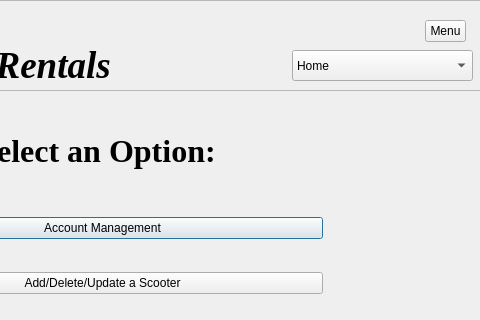
First picture: the form in employee_manager.ui, repository DanielleSamaroo/Group-5-Scooters, before the edit; both pictures show x 288 to 768 and y 0 to 320 of the 768 by 562 pixel window.
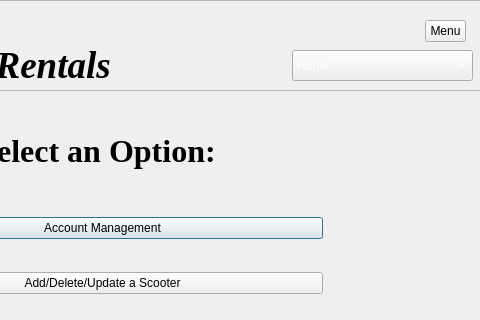
Second picture: the form after the edit. Icons and pictures are not drawn.

What changed in the file:
```diff
--- a/employee_manager.ui
+++ b/employee_manager.ui
@@ -132,6 +132,24 @@
          </color>
         </brush>
        </colorrole>
+       <colorrole role="Text">
+        <brush brushstyle="SolidPattern">
+         <color alpha="255">
+          <red>255</red>
+          <green>255</green>
+          <blue>255</blue>
+         </color>
+        </brush>
+       </colorrole>
+       <colorrole role="ButtonText">
+        <brush brushstyle="SolidPattern">
+         <color alpha="255">
+          <red>255</red>
+          <green>255</green>
+          <blue>255</blue>
+         </color>
+        </brush>
+       </colorrole>
       </active>
       <inactive>
        <colorrole role="WindowText">
@@ -143,6 +161,24 @@
          </color>
         </brush>
        </colorrole>
+       <colorrole role="Text">
+        <brush brushstyle="SolidPattern">
+         <color alpha="255">
+          <red>255</red>
+          <green>255</green>
+          <blue>255</blue>
+         </color>
+        </brush>
+       </colorrole>
+       <colorrole role="ButtonText">
+        <brush brushstyle="SolidPattern">
+         <color alpha="255">
+          <red>255</red>
+          <green>255</green>
+          <blue>255</blue>
+         </color>
+        </brush>
+       </colorrole>
       </inactive>
       <disabled/>
      </palette>
```
